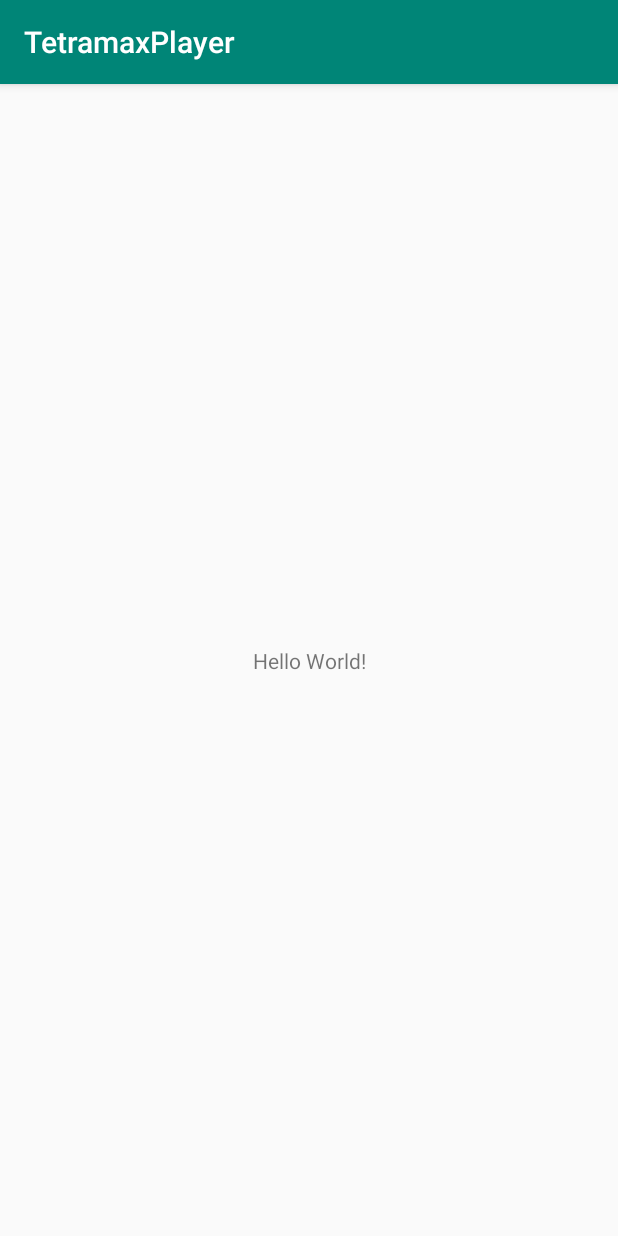
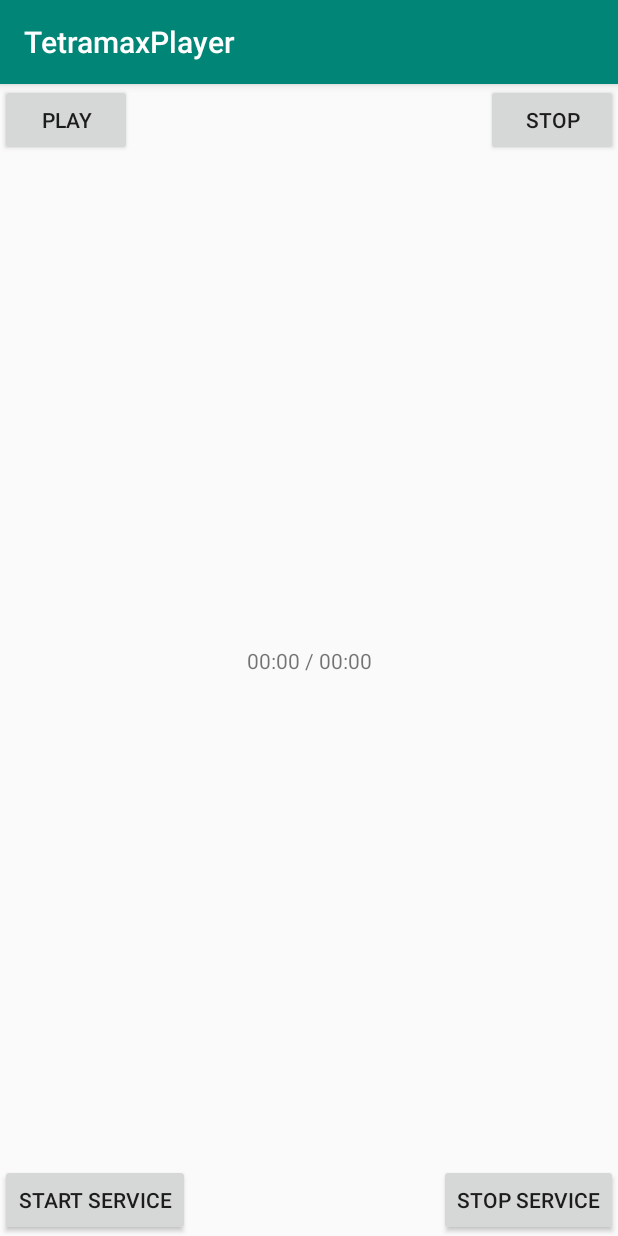
Before and after one commit to djelenc/tetramax-player, an Android app: the screen it shows after launch (MainActivity), on a phone screen of 412 x 824 dp. Run offline under Robolectric (Android 15) with nearby library versions, the phone set to English and light mode, and no system bars.

Commit message:
Implements solution

```diff
--- a/app/src/main/AndroidManifest.xml
+++ b/app/src/main/AndroidManifest.xml
@@ -9,6 +9,11 @@
         android:roundIcon="@mipmap/ic_launcher_round"
         android:supportsRtl="true"
         android:theme="@style/AppTheme">
+        <service
+            android:name=".MusicService"
+            android:enabled="true"
+            android:exported="false"></service>
+
         <activity android:name=".MainActivity">
             <intent-filter>
                 <action android:name="android.intent.action.MAIN" />
--- a/app/src/main/java/tetramax/android/MainActivity.java
+++ b/app/src/main/java/tetramax/android/MainActivity.java
@@ -1,13 +1,121 @@
 package tetramax.android;
 
+import android.app.ActivityManager;
+import android.content.ComponentName;
+import android.content.Context;
+import android.content.Intent;
+import android.content.ServiceConnection;
+import android.os.Bundle;
+import android.os.IBinder;
 import android.support.v7.app.AppCompatActivity;
-import android.os.Bundle;
+import android.util.Log;
+import android.view.View;
+import android.widget.Button;
+import android.widget.TextView;
+
+import java.util.List;
 
 public class MainActivity extends AppCompatActivity {
+    private static final String TAG = MainActivity.class.getSimpleName();
+
+    private TextView musicInfoTextView;
+    private Button playButton, stopButton, startServiceButton, stopServiceButton;
+
+    private MusicService service;
+
+    private ServiceConnection connection = new ServiceConnection() {
+        @Override
+        public void onServiceConnected(ComponentName name, IBinder service) {
+            Log.i(TAG, "onServiceConnected()");
+            MainActivity.this.service = ((LocalBinder) service).service;
+        }
+
+        @Override
+        public void onServiceDisconnected(ComponentName name) {
+            Log.i(TAG, "onServiceDisconnected()");
+            MainActivity.this.service = null;
+        }
+    };
 
     @Override
     protected void onCreate(Bundle savedInstanceState) {
         super.onCreate(savedInstanceState);
+        Log.i(TAG, "onCreate()");
         setContentView(R.layout.activity_main);
+
+        playButton = findViewById(R.id.playButton);
+        stopButton = findViewById(R.id.stopButton);
+        musicInfoTextView = findViewById(R.id.musicInfoTextView);
+        startServiceButton = findViewById(R.id.startServiceButton);
+        stopServiceButton = findViewById(R.id.stopServiceButton);
+
+        playButton.setOnClickListener(new View.OnClickListener() {
+            @Override
+            public void onClick(View v) {
+                if (service != null) {
+                    service.play();
+                }
+            }
+        });
+        stopButton.setOnClickListener(new View.OnClickListener() {
+            @Override
+            public void onClick(View v) {
+                if (service != null) {
+                    service.stop();
+                }
+            }
+        });
+        startServiceButton.setOnClickListener(new View.OnClickListener() {
+            @Override
+            public void onClick(View v) {
+                final Intent intent = new Intent(MainActivity.this, MusicService.class);
+                startService(intent);
+                bindService(intent, connection, Context.BIND_AUTO_CREATE);
+            }
+        });
+        stopServiceButton.setOnClickListener(new View.OnClickListener() {
+            @Override
+            public void onClick(View v) {
+                if (service != null) {
+                    unbindService(connection);
+                    service = null;
+                    stopService(new Intent(MainActivity.this, MusicService.class));
+                }
+            }
+        });
+    }
+
+    @Override
+    protected void onStart() {
+        super.onStart();
+        Log.i(TAG, "onStart()");
+
+        if (isServiceRunning()) {
+            bindService(new Intent(MainActivity.this, MusicService.class),
+                    connection, Context.BIND_AUTO_CREATE);
+        }
+    }
+
+    @Override
+    protected void onStop() {
+        Log.i(TAG, "onStop()");
+        unbindService(connection);
+        service = null;
+        super.onStop();
+    }
+
+    private boolean isServiceRunning() {
+        final ActivityManager activityManager = (ActivityManager) getSystemService(Context.ACTIVITY_SERVICE);
+        if (activityManager == null) {
+            return false;
+        }
+        final List<ActivityManager.RunningServiceInfo> services = activityManager.getRunningServices(Integer.MAX_VALUE);
+
+        for (ActivityManager.RunningServiceInfo runningServiceInfo : services) {
+            if (runningServiceInfo.service.getClassName().equals(MusicService.class.getCanonicalName())) {
+                return true;
+            }
+        }
+        return false;
     }
 }
--- a/app/src/main/res/layout/activity_main.xml
+++ b/app/src/main/res/layout/activity_main.xml
@@ -7,12 +7,45 @@
     tools:context=".MainActivity">
 
     <TextView
+        android:id="@+id/musicInfoTextView"
         android:layout_width="wrap_content"
         android:layout_height="wrap_content"
-        android:text="Hello World!"
+        android:text="00:00 / 00:00"
         app:layout_constraintBottom_toBottomOf="parent"
         app:layout_constraintLeft_toLeftOf="parent"
         app:layout_constraintRight_toRightOf="parent"
         app:layout_constraintTop_toTopOf="parent" />
 
+    <Button
+        android:id="@+id/playButton"
+        android:layout_width="wrap_content"
+        android:layout_height="wrap_content"
+        android:text="Play"
+        app:layout_constraintStart_toStartOf="parent"
+        app:layout_constraintTop_toTopOf="parent" />
+
+    <Button
+        android:id="@+id/stopButton"
+        android:layout_width="wrap_content"
+        android:layout_height="wrap_content"
+        android:text="Stop"
+        app:layout_constraintEnd_toEndOf="parent"
+        app:layout_constraintTop_toTopOf="parent" />
+
+    <Button
+        android:id="@+id/startServiceButton"
+        android:layout_width="wrap_content"
+        android:layout_height="wrap_content"
+        android:text="start service"
+        app:layout_constraintBottom_toBottomOf="parent"
+        app:layout_constraintStart_toStartOf="parent" />
+
+    <Button
+        android:id="@+id/stopServiceButton"
+        android:layout_width="wrap_content"
+        android:layout_height="wrap_content"
+        android:text="stop service"
+        app:layout_constraintBottom_toBottomOf="parent"
+        app:layout_constraintEnd_toEndOf="parent" />
+
 </android.support.constraint.ConstraintLayout>
```
Also changed, not shown: app/src/main/java/tetramax/android/MusicService.java (added, +116 -0 lines), 4 other files.
